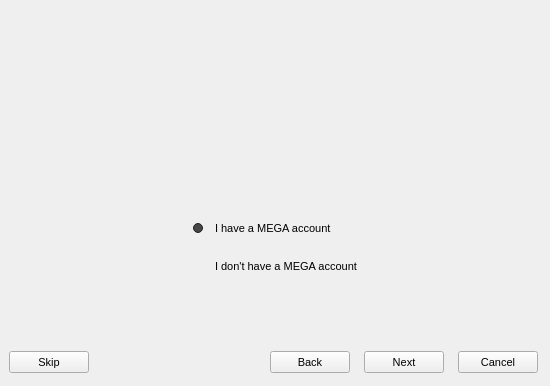
First picture: the form in src/MEGASync/gui/win/SetupWizard.ui, repository meganz/MEGAsync, before the edit.
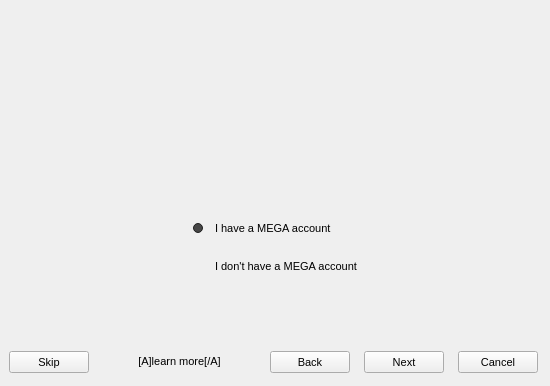
Second picture: the form after the edit. Icons and pictures are not drawn.

Patch:
```diff
--- a/src/MEGASync/gui/win/SetupWizard.ui
+++ b/src/MEGASync/gui/win/SetupWizard.ui
@@ -1677,6 +1677,41 @@
         </property>
        </spacer>
       </item>
+      <item>
+       <widget class="QLabel" name="lLearnMore">
+        <property name="sizePolicy">
+         <sizepolicy hsizetype="MinimumExpanding" vsizetype="Preferred">
+          <horstretch>0</horstretch>
+          <verstretch>0</verstretch>
+         </sizepolicy>
+        </property>
+        <property name="text">
+         <string>[A]learn more[/A]</string>
+        </property>
+        <property name="textFormat">
+         <enum>Qt::RichText</enum>
+        </property>
+        <property name="alignment">
+         <set>Qt::AlignCenter</set>
+        </property>
+        <property name="openExternalLinks">
+         <bool>true</bool>
+        </property>
+       </widget>
+      </item>
+      <item>
+       <spacer name="hsButtonsRight">
+        <property name="orientation">
+         <enum>Qt::Horizontal</enum>
+        </property>
+        <property name="sizeHint" stdset="0">
+         <size>
+          <width>40</width>
+          <height>20</height>
+         </size>
+        </property>
+       </spacer>
+      </item>
       <item>
        <widget class="QPushButton" name="bBack">
         <property name="text">
```
